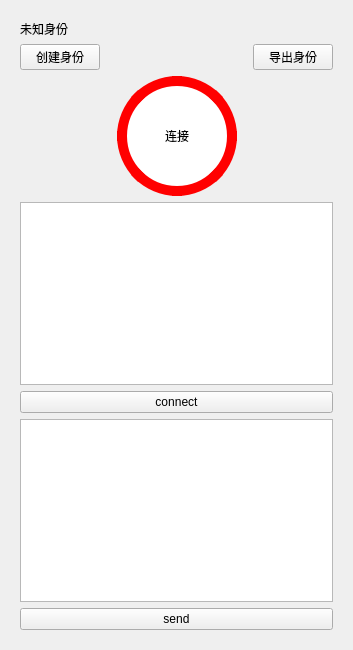
Above: client/widget_main.ui from lihn1987/b-proxy before the change. Below: the same form after it.
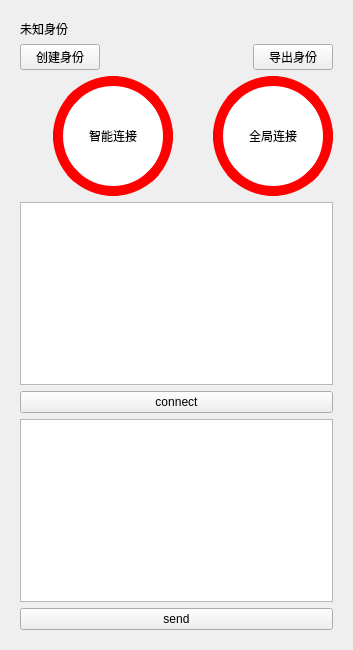
That is the form after the change.

Patch:
```diff
--- a/client/widget_main.ui
+++ b/client/widget_main.ui
@@ -30,12 +30,28 @@
 	border: 10px solid red;
 	border-color: red
 }
-
-
-
 #btn_main_connect::checked {
 	border-color: green;
 }
+#btn_main_connect::disabled {
+	border-color: gray;
+}
+
+ #btn_main_connect_2 {
+   	background-color: #ffffff;
+	border-radius: 60px;
+	border: 10px solid red;
+	border-color: red
+}
+
+#btn_main_connect_2::checked {
+	border-color: green;
+}
+
+#btn_main_connect_2::disabled {
+	border-color: gray;
+}
+
 
 </string>
      </property>
@@ -108,7 +124,7 @@
            </size>
           </property>
           <property name="text">
-           <string>连接</string>
+           <string>智能连接</string>
           </property>
           <property name="checkable">
            <bool>true</bool>
@@ -131,6 +147,31 @@
           </property>
          </spacer>
         </item>
+        <item>
+         <widget class="QPushButton" name="btn_main_connect_2">
+          <property name="minimumSize">
+           <size>
+            <width>120</width>
+            <height>120</height>
+           </size>
+          </property>
+          <property name="maximumSize">
+           <size>
+            <width>120</width>
+            <height>120</height>
+           </size>
+          </property>
+          <property name="text">
+           <string>全局连接</string>
+          </property>
+          <property name="checkable">
+           <bool>true</bool>
+          </property>
+          <property name="checked">
+           <bool>false</bool>
+          </property>
+         </widget>
+        </item>
        </layout>
       </item>
       <item>
```
